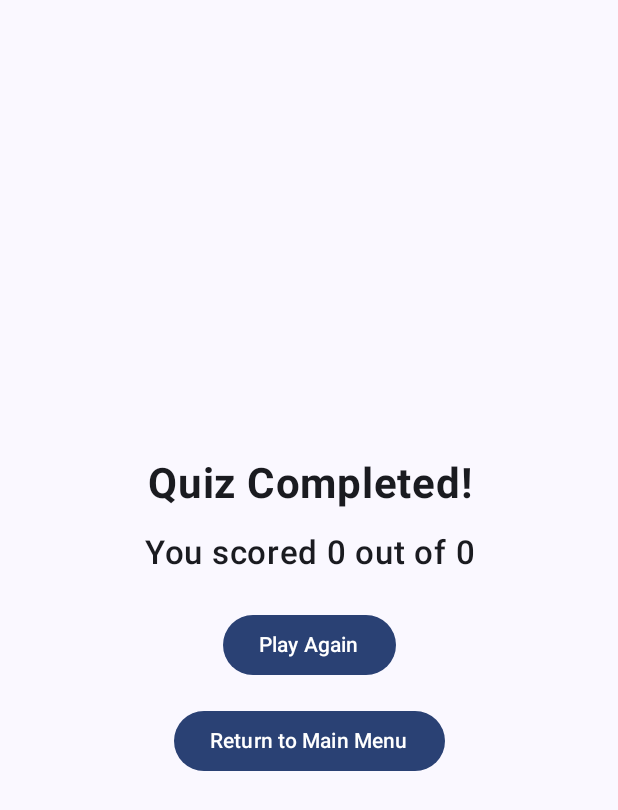
After one commit to CS350-TLDR/TLDR, an Android app built with Jetpack Compose: the composable ResultsPage called with empty values, on a phone screen of 412 x 824 dp. The commit adds this screen. Shown: the top 810 px of the screen. Run offline under Robolectric (Android 15) with nearby library versions, the phone set to English and light mode, and no system bars.

Commit message:
Results Page and Play Again for Quiz

```diff
--- /dev/null
+++ b/app/src/main/java/com/comp350/tldr/ResultsPage.kt
@@ -0,0 +1,59 @@
+package com.comp350.tldr
+
+import androidx.compose.foundation.layout.*
+import androidx.compose.material3.*
+import androidx.compose.runtime.*
+import androidx.compose.ui.Alignment
+import androidx.compose.ui.Modifier
+import androidx.compose.ui.text.font.FontWeight
+import androidx.compose.ui.text.style.TextAlign
+import androidx.compose.ui.unit.dp
+import androidx.compose.ui.unit.sp
+import androidx.navigation.NavController
+
+@Composable
+fun ResultsPage(navController: NavController, score: Int, totalQuestions: Int) {
+    Column(
+        modifier = Modifier
+            .fillMaxSize()
+            .padding(16.dp),
+        horizontalAlignment = Alignment.CenterHorizontally,
+        verticalArrangement = Arrangement.Center
+    ) {
+        Text(
+            text = "Quiz Completed!",
+            fontSize = 28.sp,
+            fontWeight = FontWeight.Bold,
+            textAlign = TextAlign.Center
+        )
+
+        Spacer(modifier = Modifier.height(16.dp))
+
+        // Show Score
+        Text(
+            text = "You scored $score out of $totalQuestions",
+            fontSize = 22.sp,
+            fontWeight = FontWeight.Medium,
+            textAlign = TextAlign.Center
+        )
+
+        Spacer(modifier = Modifier.height(24.dp))
+
+        // Play Again Button
+        Button(onClick = {
+            navController.navigate("quiz_page") {
+                popUpTo("main_menu") {inclusive = false}
+                launchSingleTop = true
+            }
+        }) {
+            Text(text = "Play Again")
+        }
+
+        Spacer(modifier = Modifier.height(16.dp))
+
+        // Return to Main Menu Button
+        Button(onClick = { navController.popBackStack() }) {
+            Text(text = "Return to Main Menu")
+        }
+    }
+}
```
Also changed, not shown: app/src/main/java/com/comp350/tldr/MainActivity.kt (+9 -0 lines), app/src/main/java/com/comp350/tldr/Navigation.kt (+11 -0 lines), app/src/main/java/com/comp350/tldr/QuizPage.kt (+7 -100 lines).
